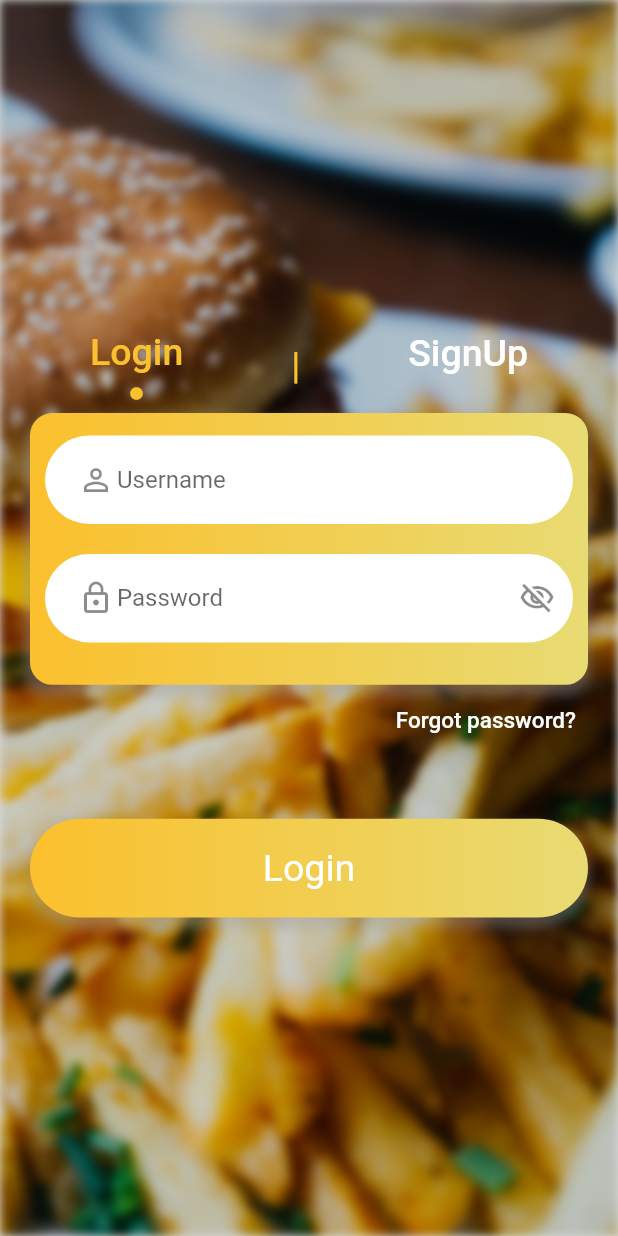
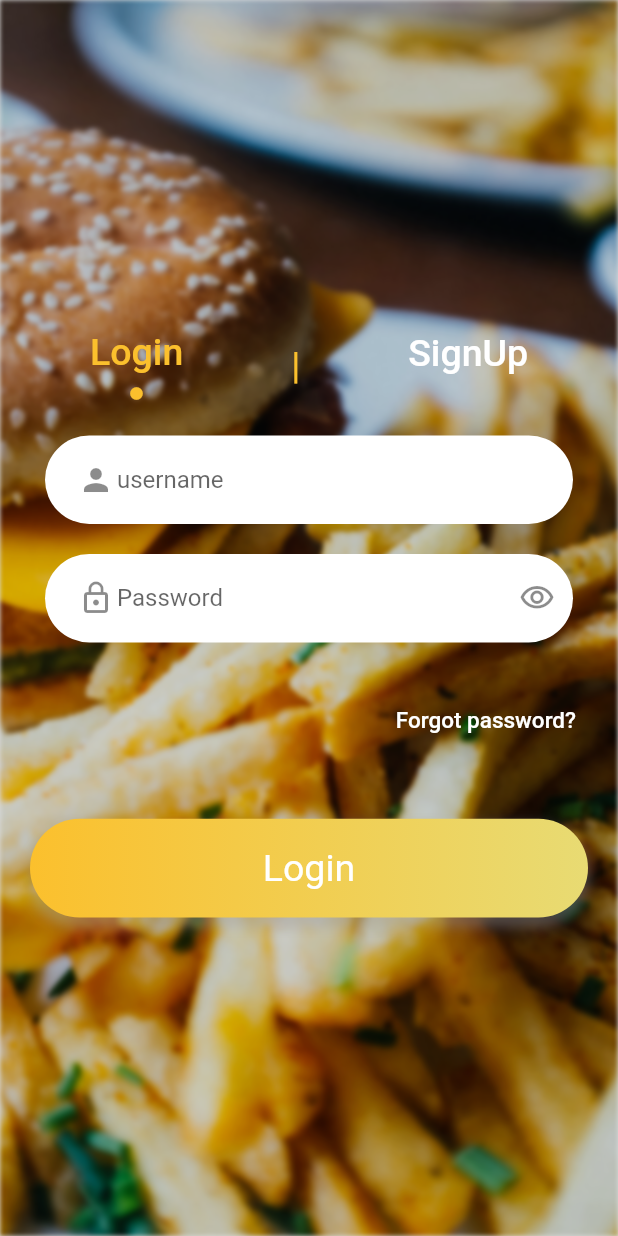
Before and after one commit to AHMADARBASH/Maarad_App, a Flutter app: the screen it shows after launch, on a phone screen of 412 x 824 dp. Run offline on Flutter 3.47's test engine with Material 2 defaults, Android fonts, the light colour scheme and no system bars; our stand-ins replace badges, fluttericon, shared_preferences; missing offline and left inert: colorful_safe_area.

Commit message:
code refactor_11/6

```diff
--- a/lib/main.dart
+++ b/lib/main.dart
@@ -64,7 +64,7 @@ class MyApp extends StatelessWidget {
                   secondary: Colors.yellow[100],
                   error: Colors.red)),
           darkTheme: ThemeData.dark(),
-          home: auth.isAuth ? CategoriesScreen() : AuthScreen(),
+          home: auth.isAuth ? const CategoriesScreen() : const AuthScreen(),
           routes: {
             AuthScreen.routeaName: (ctx) => const AuthScreen(),
             SandwichScreen.routeName: (ctx) => const SandwichScreen(),
--- a/lib/models/http_Exceptions.dart
+++ b/lib/models/http_Exceptions.dart
@@ -1,3 +1,4 @@
+// ignore: file_names
 class HTTPException implements Exception {
   final String message;
 
--- a/lib/providers/auth_provider.dart
+++ b/lib/providers/auth_provider.dart
@@ -1,5 +1,4 @@
 import 'dart:convert';
-import 'dart:io';
 import 'package:flutter/material.dart';
 import 'package:http/http.dart' as http;
 import 'package:maarad_app/models/http_Exceptions.dart';
@@ -21,15 +20,15 @@ class Auth with ChangeNotifier {
       final request = await http.post(url, body: userData);
       if (request.statusCode != 200) {
         final response = json.decode(request.body);
-        throw HTTPException(message: response['detail']);
+        if (response.toString().contains('detail')) {
+          throw HTTPException(message: 'Please Check your credentials');
+        }
       } else {
         final respone = json.decode(request.body);
-        print(json.decode(request.body));
 
         prefs.setString('Access', respone['access']);
         prefs.setString('Refresh', respone['refresh']);
         _token = prefs.getString('Access');
-        print('saved token: $_token');
         notifyListeners();
       }
     } catch (e) {
@@ -42,4 +41,6 @@ class Auth with ChangeNotifier {
     prefs.clear();
     notifyListeners();
   }
+
+  void autoLogout() async {}
 }
--- /dev/null
+++ b/lib/reusable_Components/textformfield.dart
@@ -0,0 +1,42 @@
+import 'package:flutter/Material.dart';
+
+Widget defaultTextFormField(
+        {required BuildContext context,
+        TextEditingController? controller,
+        required String hintText,
+        BorderRadius radius = const BorderRadius.all(Radius.circular(50)),
+        Icon? prefixIcon,
+        Widget? suffixIcon,
+        required TextInputAction inputAction,
+        bool? isVisiblePassword = false,
+        Function? validator}) =>
+    TextFormField(
+      controller: controller,
+      textInputAction: inputAction,
+      obscureText: isVisiblePassword!,
+      decoration: InputDecoration(
+          hintText: hintText,
+          errorBorder: OutlineInputBorder(
+              borderSide:
+                  BorderSide(color: Theme.of(context).colorScheme.error),
+              borderRadius: radius),
+          prefixIcon: Padding(
+            padding: const EdgeInsets.only(left: 20.0),
+            child: prefixIcon,
+          ),
+          suffixIcon: Padding(
+            padding: const EdgeInsets.only(left: 20.0),
+            child: suffixIcon,
+          ),
+          border: OutlineInputBorder(
+              borderSide: const BorderSide(color: Colors.transparent),
+              borderRadius: radius),
+          enabledBorder: OutlineInputBorder(
+              borderSide: const BorderSide(color: Colors.transparent),
+              borderRadius: radius),
+          focusedBorder: OutlineInputBorder(
+              borderSide: const BorderSide(color: Colors.transparent),
+              borderRadius: radius),
+          fillColor: Colors.white,
+          filled: true),
+    );
--- a/lib/screens/auth_screen.dart
+++ b/lib/screens/auth_screen.dart
@@ -1,8 +1,7 @@
-import 'dart:io';
 import 'dart:ui';
 import 'package:flutter/material.dart';
 import 'package:maarad_app/models/http_Exceptions.dart';
-import 'package:maarad_app/screens/main_screen.dart';
+import 'package:maarad_app/reusable_Components/textformfield.dart';
 import 'package:provider/provider.dart';
 import '../providers/auth_provider.dart';
 
@@ -17,8 +16,9 @@ class AuthScreen extends StatelessWidget {
   @override
   Widget build(BuildContext context) {
     return Scaffold(
-      resizeToAvoidBottomInset: false,
-      body: Stack(children: [
+      resizeToAvoidBottomInset: true,
+      body: SingleChildScrollView(
+        child: Stack(alignment: Alignment.center, children: [
           Column(children: [
             Stack(children: [
               Column(
@@ -27,7 +27,7 @@ class AuthScreen extends StatelessWidget {
                     width: double.infinity,
                     height: MediaQuery.of(context).size.height,
                     child: ImageFiltered(
-                    imageFilter: ImageFilter.blur(sigmaX: 3, sigmaY: 3),
+                      imageFilter: ImageFilter.blur(sigmaX: 1.5, sigmaY: 1.5),
                       child: Image.asset(
                         'images/food2.png',
                         fit: BoxFit.cover,
@@ -48,6 +48,7 @@ class AuthScreen extends StatelessWidget {
             children: const [AuthForm()],
           ),
         ]),
+      ),
     );
   }
 }
@@ -62,12 +63,13 @@ class AuthForm extends StatefulWidget {
 class _AuthFormState extends State<AuthForm>
     with SingleTickerProviderStateMixin {
   //initials vars
+  // ignore: unused_field
   final _isloading = false;
   final TextEditingController _usernameController = TextEditingController();
   final TextEditingController _passwordController = TextEditingController();
   final GlobalKey<FormState> _formKey = GlobalKey();
   var _authmode = AuthMode.Login;
-  var passInivisiilty = false;
+  var passInivisiilty = true;
 
   void passwordInvisiblity() {
     setState(() {
@@ -81,7 +83,7 @@ class _AuthFormState extends State<AuthForm>
   @override
   void initState() {
     _controller = AnimationController(
-        vsync: this, duration: const Duration(milliseconds: 200));
+        vsync: this, duration: const Duration(milliseconds: 100));
 
     _fadeAnimation = Tween(begin: 0.0, end: 1.0)
         .animate(CurvedAnimation(parent: _controller, curve: Curves.linear));
@@ -95,9 +97,34 @@ class _AuthFormState extends State<AuthForm>
     super.dispose();
   }
 
+  void showErrorDialog(String message) {
+    showDialog(
+        context: context,
+        builder: (ctx) => AlertDialog(
+              title: Text(message),
+              actions: [
+                TextButton(
+                    onPressed: () {
+                      Navigator.of(ctx).pop();
+                    },
+                    child: const Text('ok'))
+              ],
+            ));
+  }
+
+  Future<void> _submit() async {
+    try {
+      await Provider.of<Auth>(context, listen: false)
+          .login(_usernameController.text, _passwordController.text);
+    } on HTTPException catch (e) {
+      showErrorDialog(e.message);
+    } catch (e) {
+      showErrorDialog('an Error Occured!');
+    }
+  }
+
   @override
   Widget build(BuildContext context) {
-    final auth = Provider.of<Auth>(context, listen: false);
     return Padding(
       padding: const EdgeInsets.symmetric(horizontal: 20),
       child: Column(
@@ -165,24 +192,6 @@ class _AuthFormState extends State<AuthForm>
           AnimatedContainer(
             duration: const Duration(milliseconds: 200),
             curve: Curves.linear,
-            decoration: BoxDecoration(
-                boxShadow: [
-                  BoxShadow(
-                      spreadRadius: 2,
-                      blurRadius: 6,
-                      color: Colors.grey.withOpacity(0.4),
-                      offset: const Offset(-1, 5)),
-                ],
-                //Color(0xffebd300)
-                gradient: LinearGradient(
-                  colors: [
-                    Theme.of(context).colorScheme.primary,
-                    const Color(0xffe8db73)
-                  ],
-                  begin: Alignment.centerLeft,
-                  end: Alignment.centerRight,
-                ),
-                borderRadius: const BorderRadius.all(Radius.circular(15))),
             width: double.infinity,
             height: _authmode == AuthMode.Login
                 ? MediaQuery.of(context).size.height * 0.22
@@ -195,56 +204,30 @@ class _AuthFormState extends State<AuthForm>
                       padding: const EdgeInsets.only(
                           top: 15, bottom: 10, right: 10, left: 10),
                       //username text field
-                    child: TextFormField(
+                      child: defaultTextFormField(
+                        context: context,
                         controller: _usernameController,
-                      textInputAction: TextInputAction.next,
-                      decoration: const InputDecoration(
-                          hintText: 'Username',
-                          errorBorder: OutlineInputBorder(
-                              borderSide: BorderSide(color: Colors.red),
-                              borderRadius: BorderRadius.all(
-                                Radius.circular(50),
+                        hintText: 'username',
+                        inputAction: TextInputAction.next,
+                        prefixIcon: const Icon(Icons.person),
                       )),
-                          prefixIcon: Padding(
-                            padding: EdgeInsets.only(left: 20.0),
-                            child: Icon(Icons.person_outline),
-                          ),
-                          border: OutlineInputBorder(
-                              borderSide: BorderSide(color: Colors.transparent),
-                              borderRadius: BorderRadius.all(
-                                Radius.circular(50),
-                              )),
-                          enabledBorder: OutlineInputBorder(
-                              borderSide: BorderSide(color: Colors.transparent),
-                              borderRadius: BorderRadius.all(
-                                Radius.circular(50),
-                              )),
-                          focusedBorder: OutlineInputBorder(
-                              borderSide: BorderSide(color: Colors.transparent),
-                              borderRadius: BorderRadius.all(
-                                Radius.circular(50),
-                              )),
-                          fillColor: Colors.white,
-                          filled: true),
-                    ),
-                  ),
                   //password form field
                   FadeTransition(
                     opacity: _fadeAnimation,
                     child: Padding(
                       padding: const EdgeInsets.only(
                           top: 10, left: 10, right: 10, bottom: 5),
-                      child: TextFormField(
+                      child: defaultTextFormField(
+                        context: context,
+                        isVisiblePassword: passInivisiilty,
                         controller: _passwordController,
-                        obscureText: !passInivisiilty,
-                        decoration: InputDecoration(
                         hintText: 'Password',
-                            prefixIcon: Padding(
-                              padding: const EdgeInsets.only(left: 20.0),
-                              child: !passInivisiilty
-                                  ? const Icon(Icons.lock_outline)
-                                  : const Icon(Icons.lock_open_outlined),
-                            ),
+                        inputAction: _authmode == AuthMode.Login
+                            ? TextInputAction.done
+                            : TextInputAction.next,
+                        prefixIcon: !passInivisiilty
+                            ? const Icon(Icons.lock_open_outlined)
+                            : const Icon(Icons.lock_outline),
                         suffixIcon: IconButton(
                           icon: !passInivisiilty
                               ? const Icon(Icons.visibility_off_outlined)
@@ -253,26 +236,6 @@ class _AuthFormState extends State<AuthForm>
                             passwordInvisiblity();
                           },
                         ),
-                            border: const OutlineInputBorder(
-                                borderSide:
-                                    BorderSide(color: Colors.transparent),
-                                borderRadius: BorderRadius.all(
-                                  Radius.circular(50),
-                                )),
-                            enabledBorder: const OutlineInputBorder(
-                                borderSide:
-                                    BorderSide(color: Colors.transparent),
-                                borderRadius: BorderRadius.all(
-                                  Radius.circular(50),
-                                )),
-                            focusedBorder: const OutlineInputBorder(
-                                borderSide:
-                                    BorderSide(color: Colors.transparent),
-                                borderRadius: BorderRadius.all(
-                                  Radius.circular(50),
-                                )),
-                            fillColor: Colors.white,
-                            filled: true),
                       ),
                     ),
                   ),
@@ -282,7 +245,22 @@ class _AuthFormState extends State<AuthForm>
                       child: Padding(
                           padding: const EdgeInsets.symmetric(
                               vertical: 15, horizontal: 10),
-                        child: TextFormField(
+                          child: defaultTextFormField(
+                            context: context,
+                            hintText: 'Confirm Password',
+                            inputAction: TextInputAction.done,
+                            isVisiblePassword: passInivisiilty,
+                            prefixIcon: !passInivisiilty
+                                ? const Icon(Icons.lock_open_outlined)
+                                : const Icon(Icons.lock_outline),
+                            suffixIcon: IconButton(
+                              icon: !passInivisiilty
+                                  ? const Icon(Icons.visibility_off_outlined)
+                                  : const Icon(Icons.visibility_outlined),
+                              onPressed: () {
+                                passwordInvisiblity();
+                              },
+                            ),
                             validator: _authmode == AuthMode.Signup
                                 ? (value) {
                                     if (value != _passwordController.text) {
@@ -291,46 +269,7 @@ class _AuthFormState extends State<AuthForm>
                                     return null;
                                   }
                                 : null,
-                          enabled: _authmode == AuthMode.Signup,
-                          obscureText: !passInivisiilty,
-                          decoration: InputDecoration(
-                              hintText: 'Confirm Password',
-                              prefixIcon: Padding(
-                                padding: const EdgeInsets.only(left: 20.0),
-                                child: !passInivisiilty
-                                    ? const Icon(Icons.lock_outline)
-                                    : const Icon(Icons.lock_open_outlined),
-                              ),
-                              suffixIcon: IconButton(
-                                icon: !passInivisiilty
-                                    ? const Icon(Icons.visibility_off_outlined)
-                                    : const Icon(Icons.visibility_outlined),
-                                onPressed: () {
-                                  passwordInvisiblity();
-                                },
-                              ),
-                              border: const OutlineInputBorder(
-                                  borderSide:
-                                      BorderSide(color: Colors.transparent),
-                                  borderRadius: BorderRadius.all(
-                                    Radius.circular(50),
                           )),
-                              enabledBorder: const OutlineInputBorder(
-                                  borderSide:
-                                      BorderSide(color: Colors.transparent),
-                                  borderRadius: BorderRadius.all(
-                                    Radius.circular(50),
-                                  )),
-                              focusedBorder: const OutlineInputBorder(
-                                  borderSide:
-                                      BorderSide(color: Colors.transparent),
-                                  borderRadius: BorderRadius.all(
-                                    Radius.circular(50),
-                                  )),
-                              fillColor: Colors.white,
-                              filled: true),
-                        ),
-                      ),
                     ),
                 ]),
               ),
@@ -349,38 +288,7 @@ class _AuthFormState extends State<AuthForm>
           ),
           if (_authmode == AuthMode.Login)
             GestureDetector(
-              onTap: () async {
-                try {
-                  await auth.login(
-                      _usernameController.text, _passwordController.text);
-                } on HTTPException catch (e) {
-                  showDialog(
-                      context: context,
-                      builder: (ctx) => AlertDialog(
-                            title: Text(e.message),
-                            actions: [
-                              TextButton(
-                                  onPressed: () {
-                                    Navigator.of(ctx).pop();
-                                  },
-                                  child: const Text('ok'))
-                            ],
-                          ));
-                } catch (e) {
-                  showDialog(
-                      context: context,
-                      builder: (ctx) => AlertDialog(
-                            title: Text('Please check internet connection'),
-                            actions: [
-                              TextButton(
-                                  onPressed: () {
-                                    Navigator.of(ctx).pop();
-                                  },
-                                  child: const Text('ok'))
-                            ],
-                          ));
-                }
-              },
+              onTap: _submit,
               child: Container(
                 decoration: BoxDecoration(
                     boxShadow: [
```
Also changed, not shown: 1 other file. Lines whose indentation alone changed are shown as unchanged.
